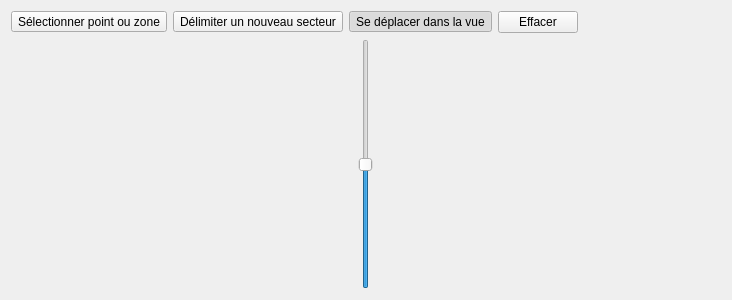
Above: Map/MapFrame.ui from xaviermawet/EcoManager2013Experimental before the change. Below: the same form after it.
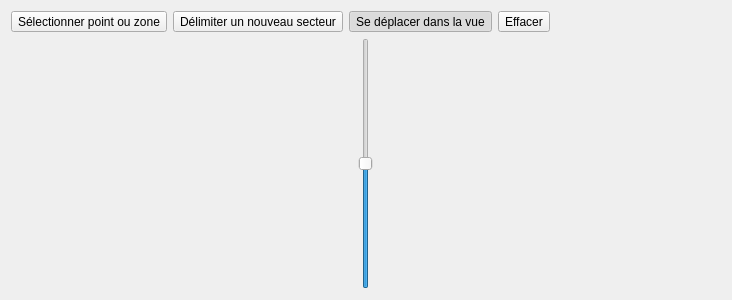
That is the form after the change. Icons and pictures are not drawn.

Patch:
```diff
--- a/Map/MapFrame.ui
+++ b/Map/MapFrame.ui
@@ -80,7 +80,7 @@
       </widget>
      </item>
      <item>
-      <widget class="QPushButton" name="clearButton">
+      <widget class="QToolButton" name="clearToolButton">
        <property name="toolTip">
         <string>Effacer toutes les données dans les différentes vues</string>
        </property>
```
Left out of the diff: 4 changed lines with no effect on the pictures.
